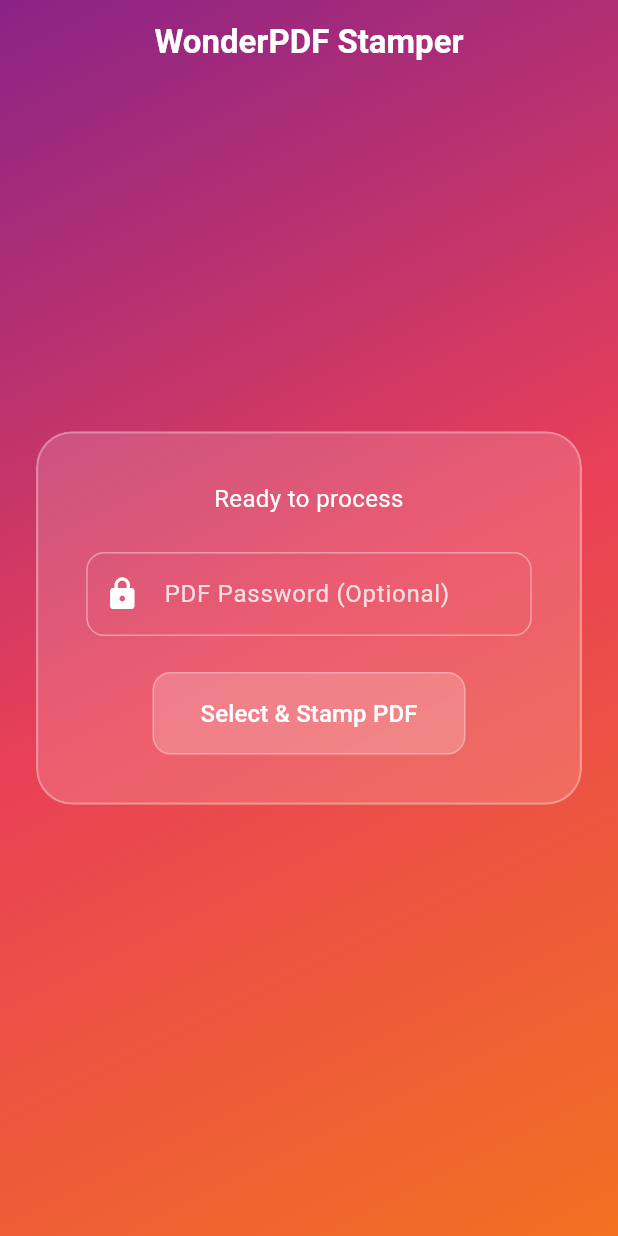
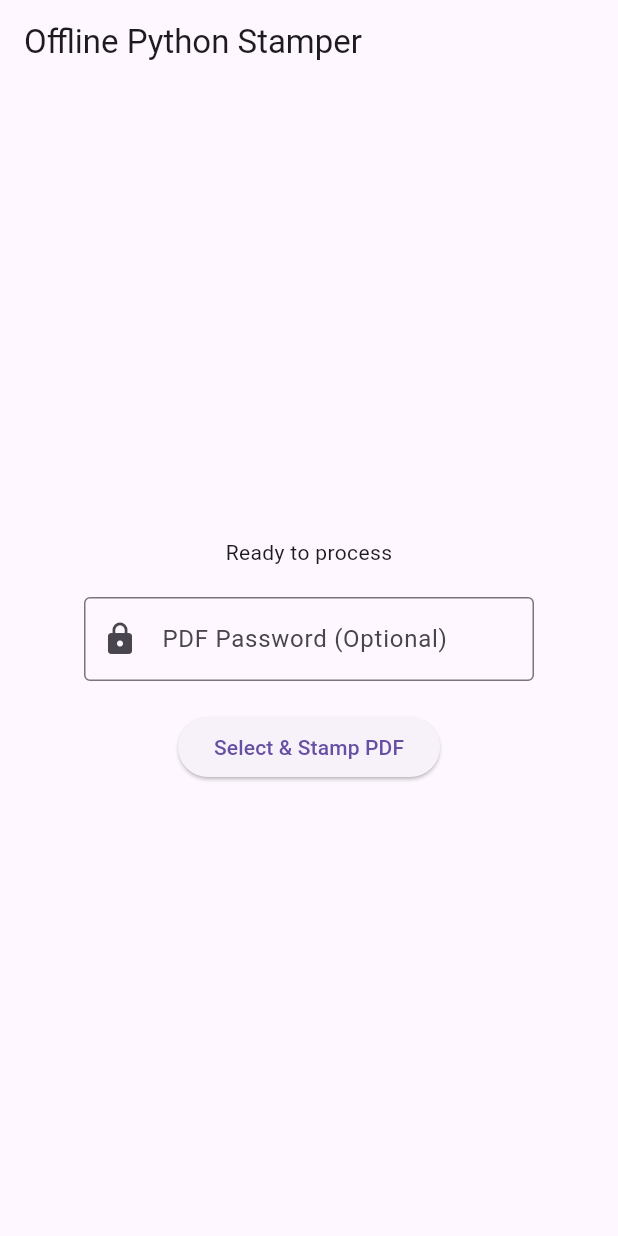
Before and after one commit to WonderAsif/Pdf-verify, a Flutter app: the screen it shows after launch, on a phone screen of 412 x 824 dp. Run offline on Flutter 3.47's test engine with Material 3 defaults, Android fonts, the phone set to English and light mode, and no system bars; our stand-ins replace file_picker, permission_handler.

Commit message:
Rename app and update method channel for PDF stamping

```diff
--- a/lib/main.dart
+++ b/lib/main.dart
@@ -1,5 +1,4 @@
 import 'dart:io';
-import 'dart:ui'; // Required for ImageFilter (Glassmorphism)
 import 'package:flutter/material.dart';
 import 'package:flutter/services.dart';
 import 'package:file_picker/file_picker.dart';
@@ -9,25 +8,11 @@
 
 class MyApp extends StatelessWidget {
   const MyApp({super.key});
-
   @override
   Widget build(BuildContext context) {
     return MaterialApp(
-      title: 'WonderPDF Stamper',
-      theme: ThemeData(
-        primarySwatch: Colors.blue,
-        // Transparent AppBar theme to match the glass design
-        appBarTheme: const AppBarTheme(
-          backgroundColor: Colors.transparent,
-          elevation: 0,
-          centerTitle: true,
-          titleTextStyle: TextStyle(
-            color: Colors.white,
-            fontSize: 22,
-            fontWeight: FontWeight.bold
-          ),
-        ),
-      ),
+      title: 'Offline Python Stamper',
+      theme: ThemeData(primarySwatch: Colors.blue),
       home: const PdfStamperHome(),
     );
   }
@@ -40,8 +25,7 @@
 }
 
 class _PdfStamperHomeState extends State<PdfStamperHome> {
-  // Updated package name in the method channel
-  static const platform = MethodChannel('com.example.wonderpdf/python');
+  static const platform = MethodChannel('com.example.pdfstamp/python');
 
   String _status = 'Ready to process';
   bool _isProcessing = false;
@@ -129,103 +113,38 @@
   @override
   Widget build(BuildContext context) {
     return Scaffold(
-      extendBodyBehindAppBar: true, // Allows the background gradient to flow behind the AppBar
-      appBar: AppBar(title: const Text('WonderPDF Stamper')),
-      body: Stack(
+      appBar: AppBar(title: const Text('Offline Python Stamper')),
+      body: Padding(
+        padding: const EdgeInsets.all(20.0),
+        child: Center(
+          child: Column(
+            mainAxisAlignment: MainAxisAlignment.center,
             children: [
-          // 1. Colorful Background
-          Container(
-            decoration: const BoxDecoration(
-              gradient: LinearGradient(
-                colors: [Color(0xFF8A2387), Color(0xFFE94057), Color(0xFFF27121)],
-                begin: Alignment.topLeft,
-                end: Alignment.bottomRight,
+              Text(_status, textAlign: TextAlign.center),
+              const SizedBox(height: 20),
+              SizedBox(
+                width: 300,
+                child: TextField(
+                  controller: _passwordController,
+                  obscureText: true,
+                  decoration: const InputDecoration(
+                    labelText: 'PDF Password (Optional)',
+                    border: OutlineInputBorder(),
+                    prefixIcon: Icon(Icons.lock),
                   ),
                 ),
               ),
-
-          // 2. Glassmorphism UI
-          Center(
-            child: Padding(
-              padding: const EdgeInsets.symmetric(horizontal: 24.0),
-              child: ClipRRect(
-                borderRadius: BorderRadius.circular(24),
-                child: BackdropFilter(
-                  filter: ImageFilter.blur(sigmaX: 15, sigmaY: 15),
-                  child: Container(
-                    width: double.infinity,
-                    constraints: const BoxConstraints(maxWidth: 400),
-                    padding: const EdgeInsets.all(32),
-                    decoration: BoxDecoration(
-                      color: Colors.white.withOpacity(0.15),
-                      borderRadius: BorderRadius.circular(24),
-                      border: Border.all(
-                        color: Colors.white.withOpacity(0.3),
-                        width: 1.5,
-                      ),
-                    ),
-                    child: Column(
-                      mainAxisSize: MainAxisSize.min,
-                      mainAxisAlignment: MainAxisAlignment.center,
-                      children: [
-                        Text(
-                          _status,
-                          textAlign: TextAlign.center,
-                          style: const TextStyle(color: Colors.white, fontSize: 16),
-                        ),
-                        const SizedBox(height: 24),
-
-                        TextField(
-                          controller: _passwordController,
-                          obscureText: true,
-                          style: const TextStyle(color: Colors.white),
-                          decoration: InputDecoration(
-                            labelText: 'PDF Password (Optional)',
-                            labelStyle: TextStyle(color: Colors.white.withOpacity(0.8)),
-                            prefixIcon: const Icon(Icons.lock, color: Colors.white),
-                            enabledBorder: OutlineInputBorder(
-                              borderRadius: BorderRadius.circular(12),
-                              borderSide: BorderSide(color: Colors.white.withOpacity(0.4)),
-                            ),
-                            focusedBorder: OutlineInputBorder(
-                              borderRadius: BorderRadius.circular(12),
-                              borderSide: const BorderSide(color: Colors.white),
-                            ),
-                          ),
-                        ),
-                        const SizedBox(height: 24),
-
+              const SizedBox(height: 20),
               ElevatedButton(
                 onPressed: _isProcessing ? null : _processPdfNatively,
-                          style: ElevatedButton.styleFrom(
-                            backgroundColor: Colors.white.withOpacity(0.2),
-                            foregroundColor: Colors.white,
-                            disabledBackgroundColor: Colors.white.withOpacity(0.1),
-                            disabledForegroundColor: Colors.white.withOpacity(0.5),
-                            elevation: 0,
-                            shape: RoundedRectangleBorder(
-                              borderRadius: BorderRadius.circular(12),
-                              side: BorderSide(color: Colors.white.withOpacity(0.3)),
-                            ),
-                            padding: const EdgeInsets.symmetric(horizontal: 32, vertical: 16),
-                          ),
                 child: _isProcessing
-                              ? const SizedBox(
-                                  height: 20,
-                                  width: 20,
-                                  child: CircularProgressIndicator(color: Colors.white, strokeWidth: 2),
-                                )
-                              : const Text('Select & Stamp PDF', style: TextStyle(fontSize: 16)),
+                  ? const CircularProgressIndicator()
+                  : const Text('Select & Stamp PDF'),
               ),
             ],
           ),
         ),
       ),
-              ),
-            ),
-          ),
-        ],
-      ),
     );
   }
 }
```
Lines whose indentation alone changed are shown as unchanged.
